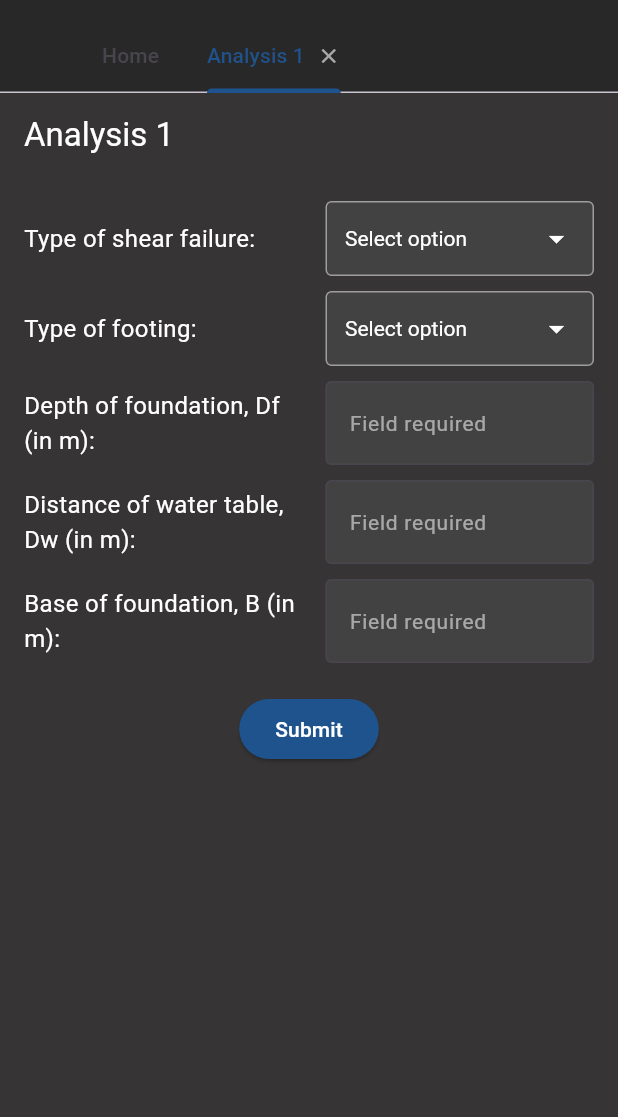
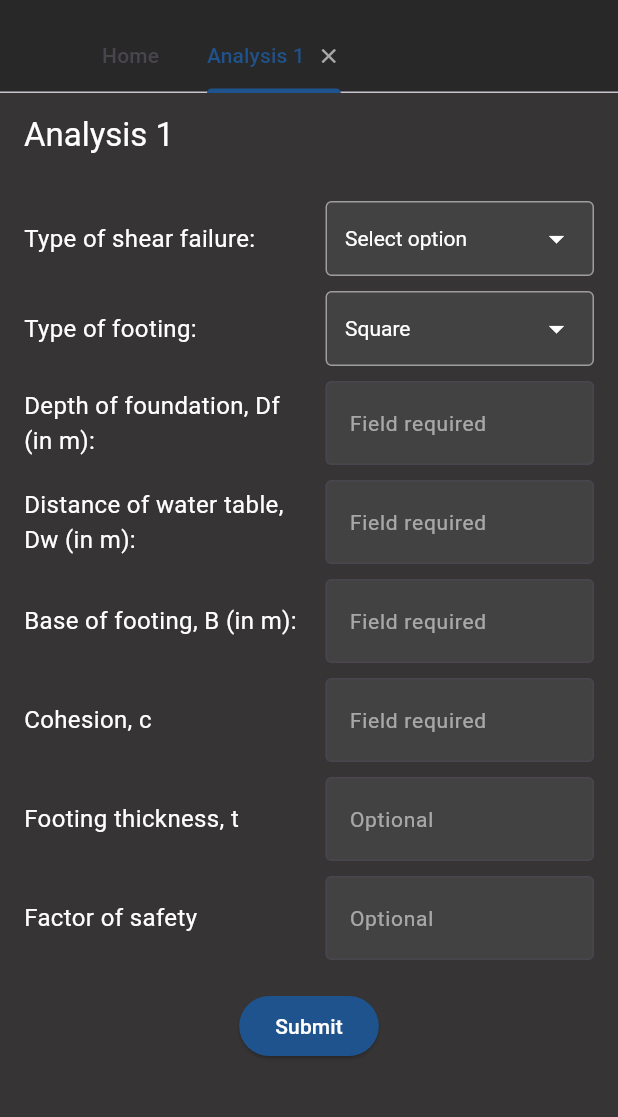
Before and after one commit to raymunddd/foundcalc, a Flutter app: the screen it shows after launch, after a tap on "Analysis", on a phone screen of 412 x 824 dp, the part 63-1180 px from its top. Run offline on Flutter 3.47's test engine with Material 3 defaults, Android fonts, the phone set to English and light mode, and no system bars.

Commit message:
Modifications in analysis_page
- Added new TextFields
- Added a method that changes the label of Row 5 when an option in Row 2 (Type of footing) is selected.
- Default option of Row 2 (Type of footing) is now "Square".
Side warning:
No stored variables yet for Row 6-8

```diff
--- a/foundcalc/lib/pages/analysis_page.dart
+++ b/foundcalc/lib/pages/analysis_page.dart
@@ -36,6 +36,10 @@ class _AnalysisPageState extends State<AnalysisPage> {
   @override
   void initState() {
     super.initState();
+
+    // Set default footing type if not already selected
+    widget.state.selectedFootingType ??= 'Square';
+
     // Initialize controllers with saved state
     _input1Controller = TextEditingController(text: widget.state.depthOfFoundation);
     _input2Controller = TextEditingController(text: widget.state.waterTableDistance);
@@ -64,6 +68,17 @@ class _AnalysisPageState extends State<AnalysisPage> {
     super.dispose();
   }
 
+  String get _footingLabel {
+    switch (widget.state.selectedFootingType) {
+      case 'Strip or continuous':
+        return 'Width of footing, W (in m):';
+      case 'Circular':
+        return 'Diameter of footing, D (in m):';
+      default:
+        return 'Base of footing, B (in m):';
+    }
+  }
+
   // Dropdown value and options
   String? get _selectedSoilType => widget.state.selectedSoilType;
   final List<String> _soilTypes = [
@@ -77,6 +92,8 @@ class _AnalysisPageState extends State<AnalysisPage> {
     'Square',
     'Circular',
   ];
+
+  // Getter for dropdown value (ensures non-null default)
 
   @override
 Widget build(BuildContext context) {
@@ -104,7 +121,7 @@ Widget build(BuildContext context) {
                 // Handle form submission
                 print('Depth of Foundation: ${widget.state.depthOfFoundation}');
                 print('Water Table Distance: ${widget.state.waterTableDistance}');
-                print('Base of Foundation: ${widget.state.baseOfFoundation}');
+                print('Base of Footing: ${widget.state.baseOfFoundation}');
                 print('Soil Type: ${widget.state.selectedSoilType ?? 'Not selected'}');
                 print('Footing Type: ${widget.state.selectedFootingType ?? 'Not selected'}');
               },
@@ -303,13 +320,13 @@ Widget build(BuildContext context) {
           ),
           SizedBox(height: 10),
 
-          // Row 5: Base of foundation
+          // Row 5: Base of footing
           Row(
             children: [
               Expanded(
                 flex: 1,
                 child: Text(
-                  'Base of foundation, B (in m):',
+                  _footingLabel,
                   style: TextStyle(color: Colors.white, fontSize: 16),
                 ),
               ),
@@ -340,6 +357,120 @@ Widget build(BuildContext context) {
               ),
             ],
           ),
+          SizedBox(height: 10),
+          // Row 6: Cohesion
+          Row(
+            children: [
+              Expanded(
+                flex: 1,
+                child: Text(
+                  "Cohesion, c",
+                  style: TextStyle(color: Colors.white, fontSize: 16),
+                ),
+              ),
+              SizedBox(width: 10),
+              Container(
+                width: 179,
+                child: TextSelectionTheme(
+                  data: TextSelectionThemeData(
+                    cursorColor: Colors.white,
+                    selectionColor: Colors.blue,
+                    selectionHandleColor: Colors.blue,
+                  ),
+                  child: TextField(
+                    controller: _input3Controller,
+                    style: TextStyle(color: Colors.white),
+                    decoration: InputDecoration(
+                      hintText: "Field required",
+                      hintStyle: TextStyle(color: Colors.white54, fontSize: 14),
+                      border: OutlineInputBorder(),
+                      filled: true,
+                      fillColor: Colors.grey[800],
+                      focusedBorder: OutlineInputBorder(
+                        borderSide: BorderSide(color: Colors.white)
+                      )
+                    ),
+                  ),
+                ),
+              ),
+            ],
+          ),
+          SizedBox(height: 10),
+          // Row 7: Footing thickness
+          Row(
+            children: [
+              Expanded(
+                flex: 1,
+                child: Text(
+                  "Footing thickness, t",
+                  style: TextStyle(color: Colors.white, fontSize: 16),
+                ),
+              ),
+              SizedBox(width: 10),
+              Container(
+                width: 179,
+                child: TextSelectionTheme(
+                  data: TextSelectionThemeData(
+                    cursorColor: Colors.white,
+                    selectionColor: Colors.blue,
+                    selectionHandleColor: Colors.blue,
+                  ),
+                  child: TextField(
+                    controller: _input3Controller,
+                    style: TextStyle(color: Colors.white),
+                    decoration: InputDecoration(
+                      hintText: "Optional",
+                      hintStyle: TextStyle(color: Colors.white54, fontSize: 14),
+                      border: OutlineInputBorder(),
+                      filled: true,
+                      fillColor: Colors.grey[800],
+                      focusedBorder: OutlineInputBorder(
+                        borderSide: BorderSide(color: Colors.white)
+                      )
+                    ),
+                  ),
+                ),
+              ),
+            ],
+          ),
+          SizedBox(height: 10),
+          // Row 8: Factor of safety
+          Row(
+            children: [
+              Expanded(
+                flex: 1,
+                child: Text(
+                  "Factor of safety",
+                  style: TextStyle(color: Colors.white, fontSize: 16),
+                ),
+              ),
+              SizedBox(width: 10),
+              Container(
+                width: 179,
+                child: TextSelectionTheme(
+                  data: TextSelectionThemeData(
+                    cursorColor: Colors.white,
+                    selectionColor: Colors.blue,
+                    selectionHandleColor: Colors.blue,
+                  ),
+                  child: TextField(
+                    controller: _input3Controller,
+                    style: TextStyle(color: Colors.white),
+                    decoration: InputDecoration(
+                      hintText: "Optional",
+                      hintStyle: TextStyle(color: Colors.white54, fontSize: 14),
+                      border: OutlineInputBorder(),
+                      filled: true,
+                      fillColor: Colors.grey[800],
+                      focusedBorder: OutlineInputBorder(
+                        borderSide: BorderSide(color: Colors.white)
+                      )
+                    ),
+                  ),
+                ),
+              ),
+            ],
+          ),
         ],
       )
     );
```
